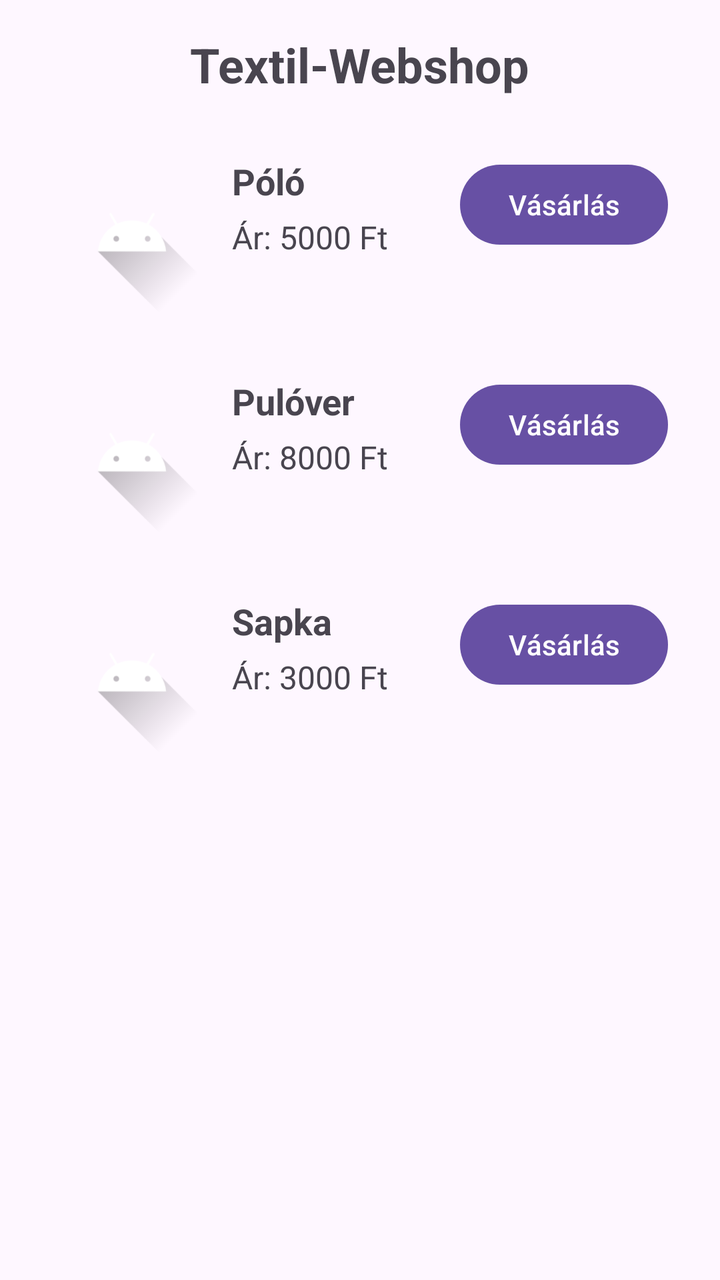
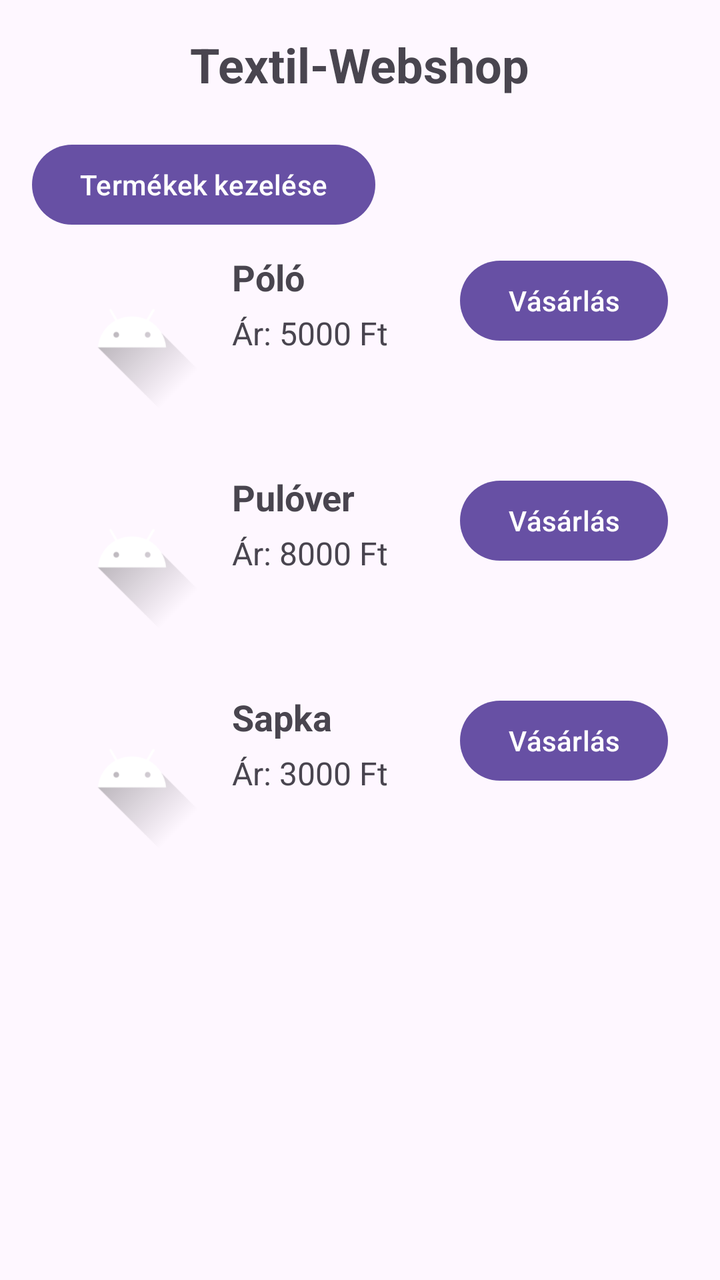

Screens rendered from an Android XML layout before and after an edit, with the pre-edit source and the edit as a unified diff.
<!-- AndroidManifest.xml: application theme Theme.Textil -->
<!-- res/layout/activity_shop.xml -->
<?xml version="1.0" encoding="utf-8"?>
<ScrollView xmlns:android="http://schemas.android.com/apk/res/android"
    android:layout_width="match_parent"
    android:layout_height="match_parent">

    <LinearLayout
        android:layout_width="match_parent"
        android:layout_height="wrap_content"
        android:orientation="vertical"
        android:padding="16dp">

        <TextView
            android:id="@+id/tvShopTitle"
            android:layout_width="wrap_content"
            android:layout_height="wrap_content"
            android:layout_gravity="center"
            android:layout_marginBottom="20dp"
            android:text="Textil-Webshop"
            android:textSize="24sp"
            android:textStyle="bold" />

        <LinearLayout
            android:orientation="horizontal"
            android:layout_width="match_parent"
            android:layout_height="wrap_content"
            android:padding="10dp"
            android:layout_marginBottom="10dp"
            android:background="?android:attr/selectableItemBackground">

            <ImageView
                android:id="@+id/imgProduct1"
                android:layout_width="80dp"
                android:layout_height="80dp"
                android:src="@drawable/ic_launcher_foreground" />

            <LinearLayout
                android:orientation="vertical"
                android:layout_width="0dp"
                android:layout_height="wrap_content"
                android:layout_weight="1"
                android:paddingStart="10dp">

                <TextView
                    android:id="@+id/tvProductName1"
                    android:layout_width="wrap_content"
                    android:layout_height="wrap_content"
                    android:text="Póló"
                    android:textSize="18sp"
                    android:textStyle="bold" />

                <TextView
                    android:id="@+id/tvProductPrice1"
                    android:layout_width="wrap_content"
                    android:layout_height="wrap_content"
                    android:text="Ár: 5000 Ft"
                    android:textSize="16sp"
                    android:layout_marginTop="5dp" />
            </LinearLayout>

            <Button
                android:id="@+id/btnBuy1"
                android:layout_width="wrap_content"
                android:layout_height="wrap_content"
                android:text="Vásárlás" />
        </LinearLayout>

        <LinearLayout
            android:orientation="horizontal"
            android:layout_width="match_parent"
            android:layout_height="wrap_content"
            android:padding="10dp"
            android:layout_marginBottom="10dp"
            android:background="?android:attr/selectableItemBackground">

            <ImageView
                android:id="@+id/imgProduct2"
                android:layout_width="80dp"
                android:layout_height="80dp"
                android:src="@drawable/ic_launcher_foreground" />

            <LinearLayout
                android:orientation="vertical"
                android:layout_width="0dp"
                android:layout_height="wrap_content"
                android:layout_weight="1"
                android:paddingStart="10dp">

                <TextView
                    android:id="@+id/tvProductName2"
                    android:layout_width="wrap_content"
                    android:layout_height="wrap_content"
                    android:text="Pulóver"
                    android:textSize="18sp"
                    android:textStyle="bold" />

                <TextView
                    android:id="@+id/tvProductPrice2"
                    android:layout_width="wrap_content"
                    android:layout_height="wrap_content"
                    android:text="Ár: 8000 Ft"
                    android:textSize="16sp"
                    android:layout_marginTop="5dp" />
            </LinearLayout>

            <Button
                android:id="@+id/btnBuy2"
                android:layout_width="wrap_content"
                android:layout_height="wrap_content"
                android:text="Vásárlás" />
        </LinearLayout>

        <LinearLayout
            android:orientation="horizontal"
            android:layout_width="match_parent"
            android:layout_height="wrap_content"
            android:padding="10dp"
            android:layout_marginBottom="10dp"
            android:background="?android:attr/selectableItemBackground">

            <ImageView
                android:id="@+id/imgProduct3"
                android:layout_width="80dp"
                android:layout_height="80dp"
                android:src="@drawable/ic_launcher_foreground" />

            <LinearLayout
                android:orientation="vertical"
                android:layout_width="0dp"
                android:layout_height="wrap_content"
                android:layout_weight="1"
                android:paddingStart="10dp">

                <TextView
                    android:id="@+id/tvProductName3"
                    android:layout_width="wrap_content"
                    android:layout_height="wrap_content"
                    android:text="Sapka"
                    android:textSize="18sp"
                    android:textStyle="bold" />

                <TextView
                    android:id="@+id/tvProductPrice3"
                    android:layout_width="wrap_content"
                    android:layout_height="wrap_content"
                    android:text="Ár: 3000 Ft"
                    android:textSize="16sp"
                    android:layout_marginTop="5dp" />
            </LinearLayout>

            <Button
                android:id="@+id/btnBuy3"
                android:layout_width="wrap_content"
                android:layout_height="wrap_content"
                android:text="Vásárlás" />
        </LinearLayout>

    </LinearLayout>
</ScrollView>
<!-- resources referenced by this layout -->
<resources>
  <!-- drawable ic_launcher_foreground (drawable) -->
  <vector xmlns:android="http://schemas.android.com/apk/res/android"
      xmlns:aapt="http://schemas.android.com/aapt"
      android:width="108dp"
      android:height="108dp"
      android:viewportWidth="108"
      android:viewportHeight="108">
      <path android:pathData="M31,63.928c0,0 6.4,-11 12.1,-13.1c7.2,-2.6 26,-1.4 26,-1.4l38.1,38.1L107,108.928l-32,-1L31,63.928z">
          <aapt:attr name="android:fillColor">
              <gradient
                  android:endX="85.84757"
                  android:endY="92.4963"
                  android:startX="42.9492"
                  android:startY="49.59793"
                  android:type="linear">
                  <item
                      android:color="#44000000"
                      android:offset="0.0" />
                  <item
                      android:color="#00000000"
                      android:offset="1.0" />
              </gradient>
          </aapt:attr>
      </path>
      <path
          android:fillColor="#FFFFFF"
          android:fillType="nonZero"
          android:pathData="M65.3,45.828l3.8,-6.6c0.2,-0.4 0.1,-0.9 -0.3,-1.1c-0.4,-0.2 -0.9,-0.1 -1.1,0.3l-3.9,6.7c-6.3,-2.8 -13.4,-2.8 -19.7,0l-3.9,-6.7c-0.2,-0.4 -0.7,-0.5 -1.1,-0.3C38.8,38.328 38.7,38.828 38.9,39.228l3.8,6.6C36.2,49.428 31.7,56.028 31,63.928h46C76.3,56.028 71.8,49.428 65.3,45.828zM43.4,57.328c-0.8,0 -1.5,-0.5 -1.8,-1.2c-0.3,-0.7 -0.1,-1.5 0.4,-2.1c0.5,-0.5 1.4,-0.7 2.1,-0.4c0.7,0.3 1.2,1 1.2,1.8C45.3,56.528 44.5,57.328 43.4,57.328L43.4,57.328zM64.6,57.328c-0.8,0 -1.5,-0.5 -1.8,-1.2s-0.1,-1.5 0.4,-2.1c0.5,-0.5 1.4,-0.7 2.1,-0.4c0.7,0.3 1.2,1 1.2,1.8C66.5,56.528 65.6,57.328 64.6,57.328L64.6,57.328z"
          android:strokeWidth="1"
          android:strokeColor="#00000000" />
  </vector>
  <style name="Theme.Textil" parent="Base.Theme.Textil" />
  <style name="Base.Theme.Textil" parent="Theme.Material3.DayNight.NoActionBar">
          
          
      </style>
</resources>

<!-- the commit's change to res/layout/activity_shop.xml (unified diff, before → after) -->
@@ -18,6 +18,14 @@
             android:text="Textil-Webshop"
             android:textSize="24sp"
             android:textStyle="bold" />
+
+        <Button
+            android:id="@+id/goToCrudButton"
+            android:text="Termékek kezelése"
+            android:layout_width="wrap_content"
+            android:layout_height="wrap_content"/>
+
+
 
         <LinearLayout
             android:orientation="horizontal"
